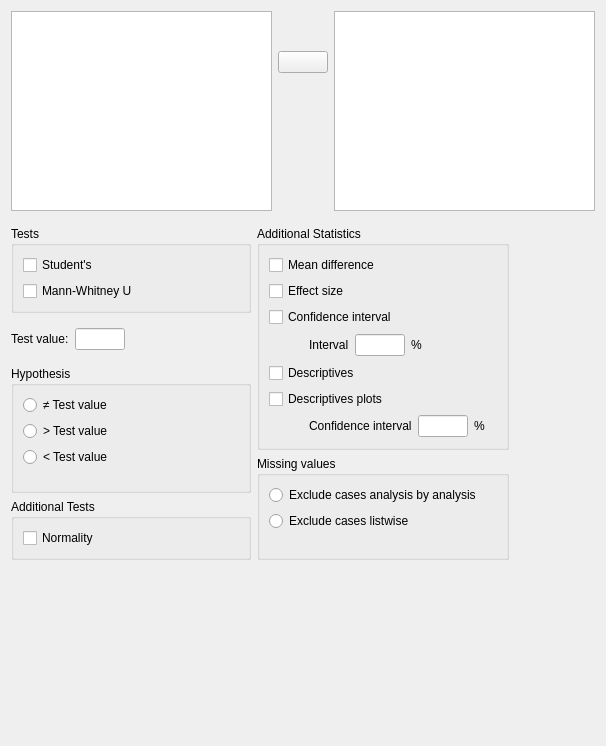
Before: the Qt Designer form JASP-Desktop/analysisforms/ttestonesampleform.ui in jasp-stats/jasp-desktop, drawn with Qt 5.
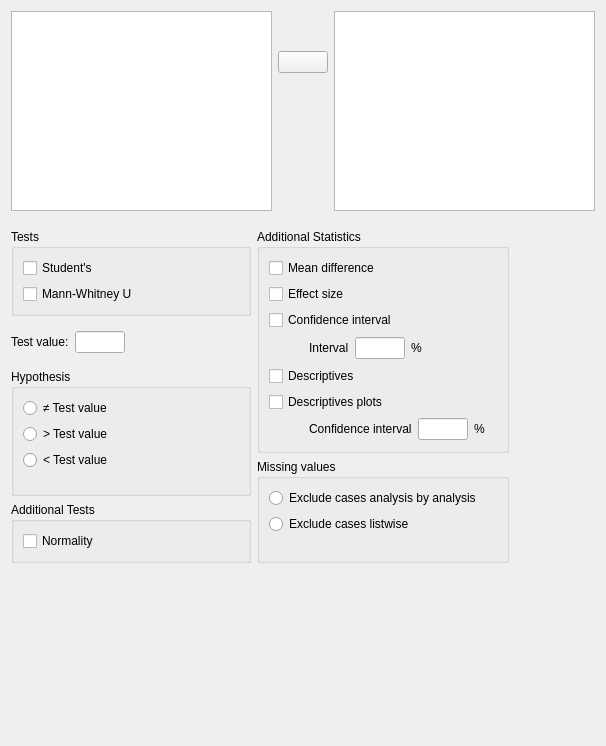
After: the same form once the commit is applied. Custom widgets are drawn as their Qt base class.

The edit to the form file:
```diff
--- a/JASP-Desktop/analysisforms/ttestonesampleform.ui
+++ b/JASP-Desktop/analysisforms/ttestonesampleform.ui
@@ -20,6 +20,9 @@
    <string>Form</string>
   </property>
   <layout class="QVBoxLayout" name="verticalLayout">
+   <property name="spacing">
+    <number>0</number>
+   </property>
    <item>
     <widget class="QWidget" name="topWidget" native="true">
      <property name="sizePolicy">
@@ -44,9 +47,6 @@
       <property name="rightMargin">
        <number>0</number>
       </property>
-      <property name="bottomMargin">
-       <number>0</number>
-      </property>
       <item>
        <widget class="AvailableFieldsListView" name="listAvailableFields">
         <property name="sizePolicy">
```
